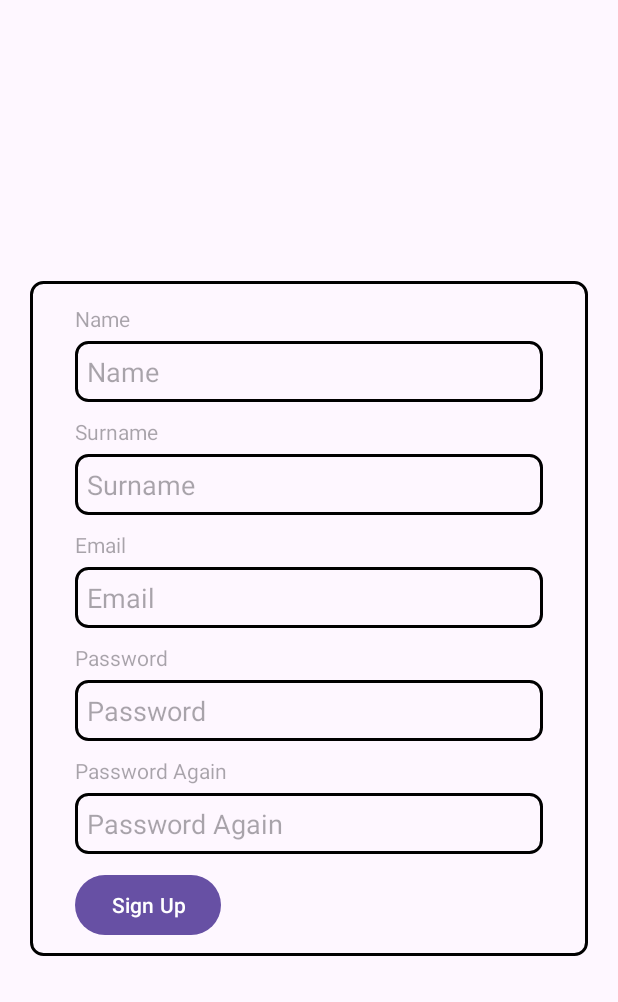
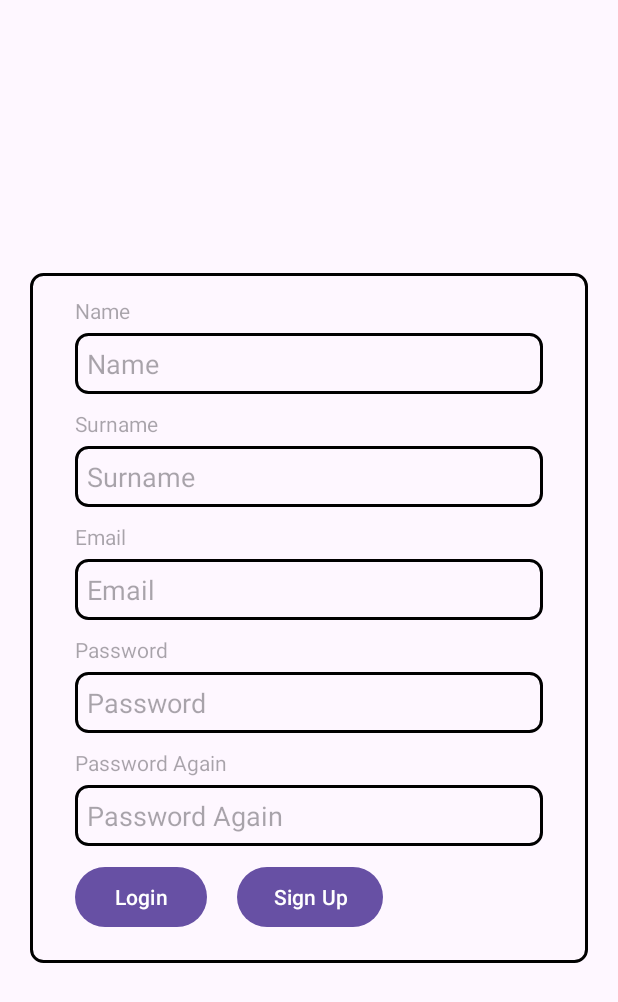
Before and after one commit to nidanurdemirhan/App-cakery, an Android app: the layout register_page.xml on its own in the app's theme, with its tools: preview values and no code run, on a phone screen of 412 x 824 dp. Shown: the top 1002 px of the screen. Run offline under Robolectric (Android 15) with nearby library versions, the light colour scheme and no system bars.

Commit message:
activities added to xml, register is separated

```diff
--- a/app/src/main/res/layout/register_page.xml
+++ b/app/src/main/res/layout/register_page.xml
@@ -182,16 +182,29 @@
             android:layout_height="wrap_content"
             android:orientation="horizontal">
             <Button
+                android:id="@+id/btnLoginReg"
+                android:layout_width="wrap_content"
+                android:layout_height="wrap_content"
+                android:text="Login"
+                android:layout_marginStart="30dp"
+                android:layout_marginEnd="20dp"
+                android:layout_marginBottom="20dp"
+                app:layout_constraintBottom_toBottomOf="parent"
+                app:layout_constraintEnd_toEndOf="parent"
+                app:layout_constraintStart_toStartOf="parent" />
+
+            <Button
                 android:id="@+id/btnSignUpReg"
                 android:layout_width="wrap_content"
                 android:layout_height="wrap_content"
+                android:layout_marginEnd="80dp"
                 android:text="Sign Up"
-                android:layout_marginStart="30dp"
-                android:layout_marginEnd="20dp"
-                android:layout_marginBottom="10dp"
+                android:layout_marginBottom="20dp"
                 app:layout_constraintBottom_toBottomOf="parent"
                 app:layout_constraintEnd_toEndOf="parent"
                 app:layout_constraintStart_toStartOf="parent" />
         </LinearLayout>
     </LinearLayout>
+
+
 </androidx.constraintlayout.widget.ConstraintLayout>
```
Also changed, not shown: app/src/main/AndroidManifest.xml (+15 -1 lines), app/src/main/java/com/nida/app_cakery/LoginActivity.java (+6 -7 lines), app/src/main/java/com/nida/app_cakery/MainActivity.java (+39 -1 lines), app/src/main/java/com/nida/app_cakery/RegisterActivity.java (+10 -5 lines).
